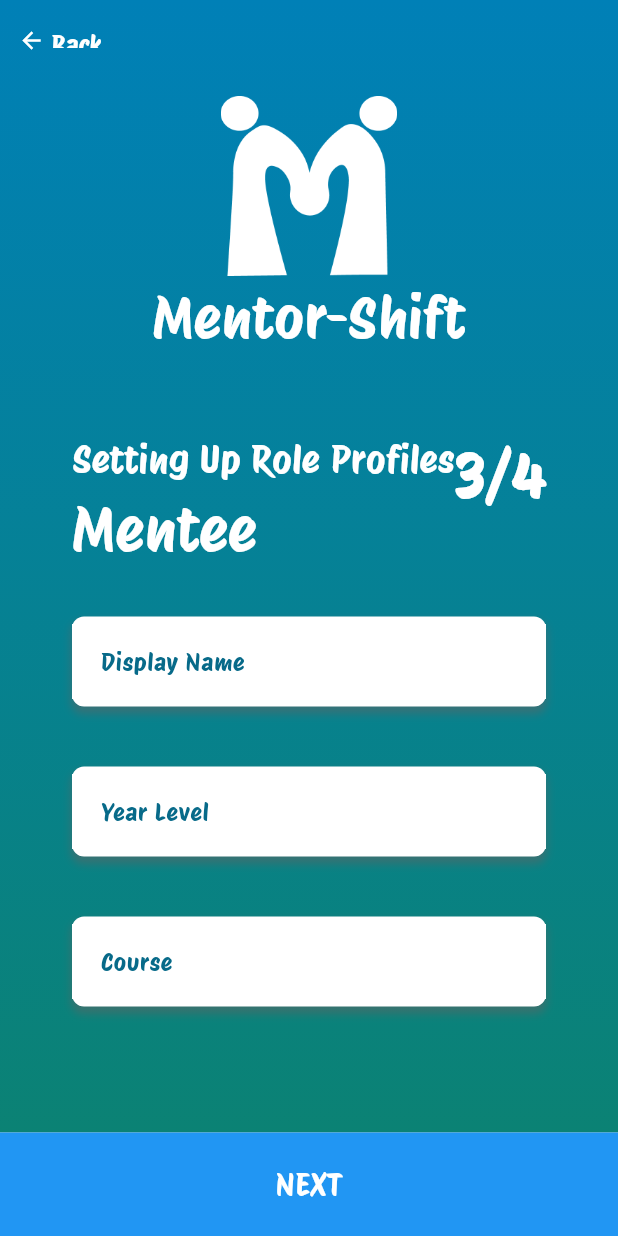
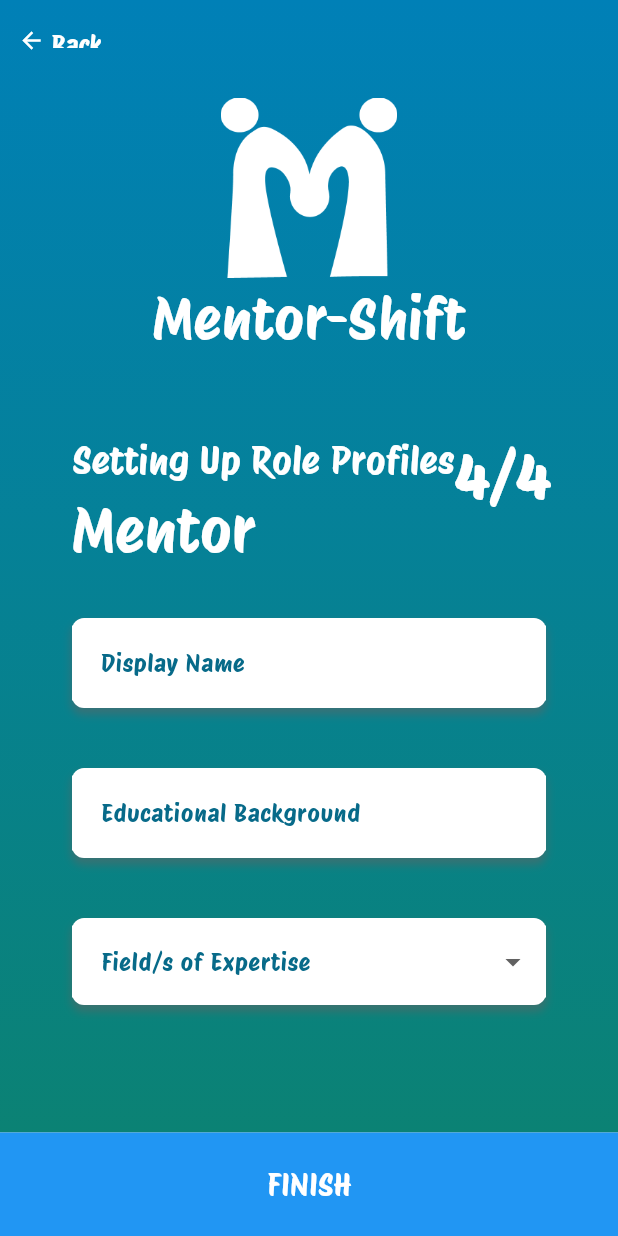
Before and after one commit to jaderaposa/mentor_shift, a Flutter app: the screen it shows after launch, on a phone screen of 412 x 824 dp. Run offline on Flutter 3.47's test engine with Material 3 defaults, Android fonts, the phone set to English and light mode, and no system bars.

Commit message:
Refactor main.dart to add Register3Mentor page
Mentor profile register done

```diff
--- a/lib/main.dart
+++ b/lib/main.dart
@@ -2,6 +2,7 @@ import 'package:flutter/material.dart';
 import 'package:mentor_shift/pages/login.dart';
 import 'package:mentor_shift/pages/register.dart';
 import 'package:mentor_shift/pages/register2_mentee.dart';
+import 'package:mentor_shift/pages/register3_mentor.dart';
 import 'package:mentor_shift/pages/role.dart';
 import 'package:mentor_shift/pages/register1.dart';
 import 'package:mentor_shift/pages/mentee_search.dart';
@@ -9,7 +10,7 @@ import 'package:mentor_shift/pages/mentorships_screen.dart';
 import 'package:mentor_shift/pages/messaging.dart';
 import 'package:mentor_shift/pages/view_mentor.dart';
 
-void main() => runApp(MaterialApp(initialRoute: '/register2', routes: {
+void main() => runApp(MaterialApp(initialRoute: '/register3', routes: {
       // '/': (context) => Loading(),
       '/login': (context) => const Login(),
       '/register': (context) => const Register(),
@@ -20,4 +21,5 @@ void main() => runApp(MaterialApp(initialRoute: '/register2', routes: {
       '/message': (context) => const Messaging(),
       '/viewmentor': (context) => const ViewMentor(),
       '/register2': (context) => const Register2(),
+      '/register3': (context) => const Register3(),
     }));
--- /dev/null
+++ b/lib/pages/register3_mentor.dart
@@ -0,0 +1,277 @@
+import 'package:flutter/material.dart';
+import 'package:mentor_shift/objects/backbutton.dart';
+import 'package:mentor_shift/objects/style/boxshadow.dart';
+import 'package:mentor_shift/objects/style/paddedcontainer.dart';
+
+class Register3 extends StatefulWidget {
+  const Register3({super.key});
+
+  @override
+  State<Register3> createState() => Register3State();
+}
+
+class Register3State extends State<Register3> {
+  @override
+  Widget build(BuildContext context) {
+    return Scaffold(
+      extendBodyBehindAppBar: true,
+      appBar: CustomAppBar(
+        onBackButtonPress: () {
+          Navigator.of(context).pop();
+        },
+      ),
+      body: Column(
+        children: <Widget>[
+          Expanded(
+            child: Container(
+              decoration: const BoxDecoration(
+                gradient: LinearGradient(
+                  begin: Alignment.topCenter,
+                  end: Alignment.bottomCenter,
+                  colors: [
+                    Color(0xFF0080B7), // Top color
+                    Color(0xFF0B8274), // Bottom color
+                  ],
+                ),
+              ),
+              child: Center(
+                child: SingleChildScrollView(
+                  child: Column(
+                    mainAxisAlignment: MainAxisAlignment.center,
+                    children: <Widget>[
+                      Image.asset(
+                        'images/icons/mentorshiftorig.png',
+                        width: double
+                            .infinity, // Make the image take the full width
+                        height:
+                            120, // Keep the height fixed or adjust as needed
+                        fit: BoxFit
+                            .contain, // Scale the image to fit within the bounds
+                      ),
+                      const Text(
+                        'Mentor-Shift',
+                        style: TextStyle(
+                          fontSize: 38,
+                          fontFamily: 'ProtestRiot',
+                          color: Colors.white,
+                        ),
+                      ),
+                      Padding(
+                        padding: const EdgeInsets.fromLTRB(48, 50, 48, 0),
+                        child: Column(
+                          children: <Widget>[
+                            const Row(
+                              mainAxisAlignment: MainAxisAlignment.spaceBetween,
+                              crossAxisAlignment:
+                                  CrossAxisAlignment.start, // Add this line
+                              children: [
+                                Column(
+                                  crossAxisAlignment: CrossAxisAlignment.start,
+                                  children: [
+                                    Text(
+                                      'Setting Up Role Profiles',
+                                      style: TextStyle(
+                                        fontSize:
+                                            25, // Adjust the font size as needed
+                                        color: Colors.white,
+                                        fontFamily:
+                                            'ProtestRiot', // Set the text color
+                                      ),
+                                    ),
+                                    Text(
+                                      'Mentor',
+                                      style: TextStyle(
+                                        fontSize:
+                                            40, // Adjust the font size as needed
+                                        color: Colors.white,
+                                        fontFamily:
+                                            'ProtestRiot', // Set the text color
+                                      ),
+                                    ),
+                                  ],
+                                ),
+                                Text(
+                                  '4/4',
+                                  style: TextStyle(
+                                    fontSize:
+                                        40, // Adjust the font size as needed
+                                    fontWeight:
+                                        FontWeight.bold, // Make the text bold
+                                    color: Colors.white,
+                                    fontFamily:
+                                        'ProtestRiot', // Set the text color
+                                  ),
+                                ),
+                              ],
+                            ),
+                            const SizedBox(height: 10),
+                            // First input box
+                            PaddedContainer(
+                              child: Container(
+                                padding: const EdgeInsets.symmetric(
+                                    horizontal: 0.0, vertical: 5.0),
+                                decoration: BoxDecoration(
+                                  color: Colors.white,
+                                  borderRadius: BorderRadius.circular(8),
+                                  boxShadow: const [kBoxShadow],
+                                ),
+                                child: TextFormField(
+                                  decoration: const InputDecoration(
+                                    labelText: 'Display Name', // Changed label
+                                    labelStyle: TextStyle(
+                                      fontFamily: 'ProtestRiot',
+                                      color: Color(0xFF076A89),
+                                    ),
+                                    fillColor: Colors.white,
+                                    filled: true,
+                                    border: InputBorder.none,
+                                    contentPadding: EdgeInsets.symmetric(
+                                        vertical: 5.0, horizontal: 15.0),
+                                  ),
+                                  keyboardType: TextInputType.name,
+                                  style: const TextStyle(
+                                    fontFamily: 'ProtestRiot',
+                                  ),
+                                ),
+                              ),
+                            ),
+                            // Second input box
+                            PaddedContainer(
+                              child: Container(
+                                padding: const EdgeInsets.symmetric(
+                                    horizontal: 0.0, vertical: 5.0),
+                                decoration: BoxDecoration(
+                                  color: Colors.white,
+                                  borderRadius: BorderRadius.circular(8),
+                                  boxShadow: const [kBoxShadow],
+                                ),
+                                child: TextFormField(
+                                  decoration: const InputDecoration(
+                                    labelText:
+                                        'Educational Background', // Shortened label
+                                    hintText:
+                                        'Degree, Institution, Year Graduated', // Added hint text
+                                    labelStyle: TextStyle(
+                                      fontFamily: 'ProtestRiot',
+                                      color: Color(0xFF076A89),
+                                    ),
+                                    fillColor: Colors.white,
+                                    filled: true,
+                                    border: InputBorder.none,
+                                    contentPadding: EdgeInsets.symmetric(
+                                        vertical: 5.0, horizontal: 15.0),
+                                  ),
+                                  keyboardType: TextInputType.name,
+                                  style: const TextStyle(
+                                    fontFamily: 'ProtestRiot',
+                                  ),
+                                ),
+                              ),
+                            ),
+                            // Third input box
+                           PaddedContainer(
+                              child: Container(
+                                padding: const EdgeInsets.symmetric(
+                                    horizontal: 0.0, vertical: 5.0),
+                                decoration: BoxDecoration(
+                                  color: Colors.white,
+                                  borderRadius: BorderRadius.circular(8),
+                                  boxShadow: const [kBoxShadow],
+                                ),
+                                child: Stack(
+                                  alignment: Alignment.centerRight,
+                                  children: <Widget>[
+                                    const TextField(
+                                      decoration: InputDecoration(
+                                        hintText: 'Field/s of Expertise',
+                                        hintStyle: TextStyle(
+                                          fontFamily: 'ProtestRiot',
+                                          color: Color(0xFF076A89),
+                                        ),
+                                        fillColor: Colors.white,
+                                        filled: true,
+                                        border: InputBorder.none,
+                                        contentPadding:
+                                            EdgeInsets.fromLTRB(15, 5, 15, 5),
+                                      ),
+                                      style: TextStyle(
+                                        // Add this line
+                                        fontFamily: 'ProtestRiot',
+                                        color: Color(0xFF076A89),
+                                      ),
+                                    ),
+                                    DropdownButtonHideUnderline(
+                                      child: Padding(
+                                        padding:
+                                            const EdgeInsets.only(right: 10.0),
+                                        child: DropdownButton<String>(
+                                          iconSize: 24,
+                                          items: <String>[
+                                            'Option 1',
+                                            'Option 2',
+                                            'Option 3'
+                                          ].map<DropdownMenuItem<String>>(
+                                              (String value) {
+                                            return DropdownMenuItem<String>(
+                                              value: value,
+                                              child: Text(
+                                                value,
+                                                style: const TextStyle(
+                                                  // Add this line
+                                                  fontFamily: 'ProtestRiot',
+                                                  color: Colors.black,
+                                                ),
+                                              ),
+                                            );
+                                          }).toList(),
+                                          onChanged: (String? newValue) {
+                                            // Handle change
+                                          },
+                                        ),
+                                      ),
+                                    ),
+                                  ],
+                                ),
+                              ),
+                            ),
+                          ],
+                        ),
+                      ),
+                    ],
+                  ),
+                ),
+              ),
+            ),
+          ),
+          SizedBox(
+            width: double.infinity,
+            child: TextButton(
+              onPressed: () {
+                // Navigate to the next sequence of the registration
+                // Navigator.push(
+                //   context,
+                //   MaterialPageRoute(builder: (context) => const Register1()),
+                // );
+              },
+              style: TextButton.styleFrom(
+                backgroundColor:
+                    Colors.blue, // Change this to the color you want
+                padding: const EdgeInsets.symmetric(vertical: 20.0),
+                shape: const RoundedRectangleBorder(
+                    borderRadius: BorderRadius.zero),
+              ),
+              child: const Text(
+                'FINISH',
+                style: TextStyle(
+                  color: Colors.white,
+                  fontFamily: 'ProtestRiot',
+                  fontSize: 20.0,
+                ),
+              ),
+            ),
+          ),
+        ],
+      ),
+    );
+  }
+}
```
